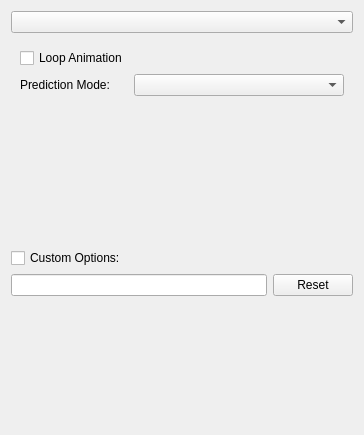
Qt form libs/ui/animation/video_export_options_dialog.ui (KDE/krita) before a commit.
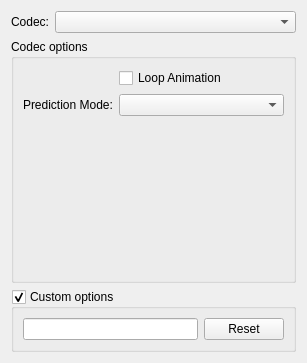
The same form after that commit. The open tabs and pages were chosen to show the change. Custom widgets are drawn as their Qt base class.

Commit message:
KisVideoExportOptionsDialog: start improving the accessibility and layout
- Use form layout
- Use the new autoresizing stacked widget to avoid extra empty space

Part-of: <https://invent.kde.org/graphics/krita/-/merge_requests/1772>

Diff of the .ui file:
```diff
--- a/libs/ui/animation/video_export_options_dialog.ui
+++ b/libs/ui/animation/video_export_options_dialog.ui
@@ -6,23 +6,25 @@
   </author>
  <class>VideoExportOptionsDialog</class>
  <widget class="QWidget" name="VideoExportOptionsDialog">
-  <property name="geometry">
-   <rect>
-    <x>0</x>
-    <y>0</y>
-    <width>364</width>
-    <height>435</height>
-   </rect>
-  </property>
-  <layout class="QVBoxLayout" name="verticalLayout_2" stretch="0,0,0,1">
-   <item>
+  <layout class="QFormLayout" name="formLayout">
+   <item row="0" column="0">
+    <widget class="QLabel" name="label_2">
+     <property name="text">
+      <string>Codec:</string>
+     </property>
+    </widget>
+   </item>
+   <item row="0" column="1">
     <widget class="QComboBox" name="cmbCodec"/>
    </item>
-   <item>
-    <widget class="QStackedWidget" name="stackedWidget">
-     <property name="currentIndex">
-      <number>0</number>
+   <item row="1" column="0" colspan="2">
+    <widget class="QGroupBox" name="wdgCodecOptions">
+     <property name="title">
+      <string>Codec options</string>
      </property>
+     <layout class="QVBoxLayout" name="verticalLayout_2">
+      <item>
+       <widget class="KisStackedWidget" name="stackedWidget">
      <widget class="QWidget" name="pgOpenH264">
       <layout class="QFormLayout" name="formLayout_0">
        <item row="0" column="0">
@@ -283,7 +285,19 @@
      </widget>
      <widget class="QWidget" name="pgAPNG">
       <layout class="QFormLayout" name="formLayout_5">
-       <item row="0" column="0">
+          <property name="leftMargin">
+           <number>0</number>
+          </property>
+          <property name="topMargin">
+           <number>0</number>
+          </property>
+          <property name="rightMargin">
+           <number>0</number>
+          </property>
+          <property name="bottomMargin">
+           <number>0</number>
+          </property>
+          <item row="0" column="1">
         <widget class="QCheckBox" name="apngLoop">
          <property name="text">
           <string>Loop Animation</string>
@@ -366,17 +380,18 @@
      </widget>
     </widget>
    </item>
-   <item>
-    <layout class="QVBoxLayout" name="verticalLayout">
-     <item>
-      <widget class="QCheckBox" name="chkCustomLine">
-       <property name="text">
-        <string>Custom Options:</string>
-       </property>
-      </widget>
-     </item>
-     <item>
-      <layout class="QHBoxLayout" name="horizontalLayout">
+     </layout>
+    </widget>
+   </item>
+   <item row="2" column="0" colspan="2">
+    <widget class="QGroupBox" name="chkCustomLine">
+     <property name="title">
+      <string>Custom options</string>
+     </property>
+     <property name="checkable">
+      <bool>true</bool>
+     </property>
+     <layout class="QHBoxLayout" name="horizontalLayout_2">
        <item>
         <widget class="QLineEdit" name="txtCustomLine">
          <property name="toolTip">
@@ -392,24 +407,7 @@
         </widget>
        </item>
       </layout>
-     </item>
-    </layout>
-   </item>
-   <item>
-    <spacer name="verticalSpacer">
-     <property name="orientation">
-      <enum>Qt::Vertical</enum>
-     </property>
-     <property name="sizeType">
-      <enum>QSizePolicy::MinimumExpanding</enum>
-     </property>
-     <property name="sizeHint" stdset="0">
-      <size>
-       <width>20</width>
-       <height>44</height>
-      </size>
-     </property>
-    </spacer>
+    </widget>
    </item>
   </layout>
  </widget>
@@ -419,6 +417,12 @@
    <extends>QSpinBox</extends>
    <header>kis_slider_spin_box.h</header>
   </customwidget>
+  <customwidget>
+   <class>KisStackedWidget</class>
+   <extends>QStackedWidget</extends>
+   <header location="global">kis_stacked_widget.h</header>
+   <container>1</container>
+  </customwidget>
  </customwidgets>
  <resources/>
  <connections/>
```
Left out of the diff: 18 changed lines with no effect on the pictures. Lines whose indentation alone changed are shown as unchanged.
